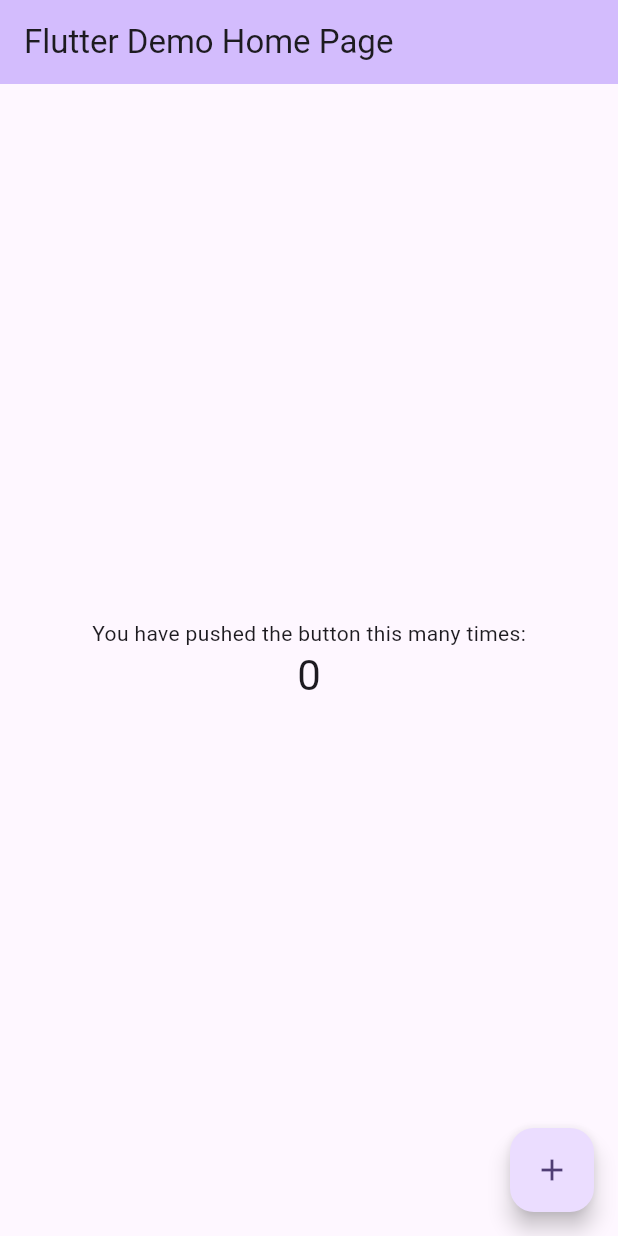
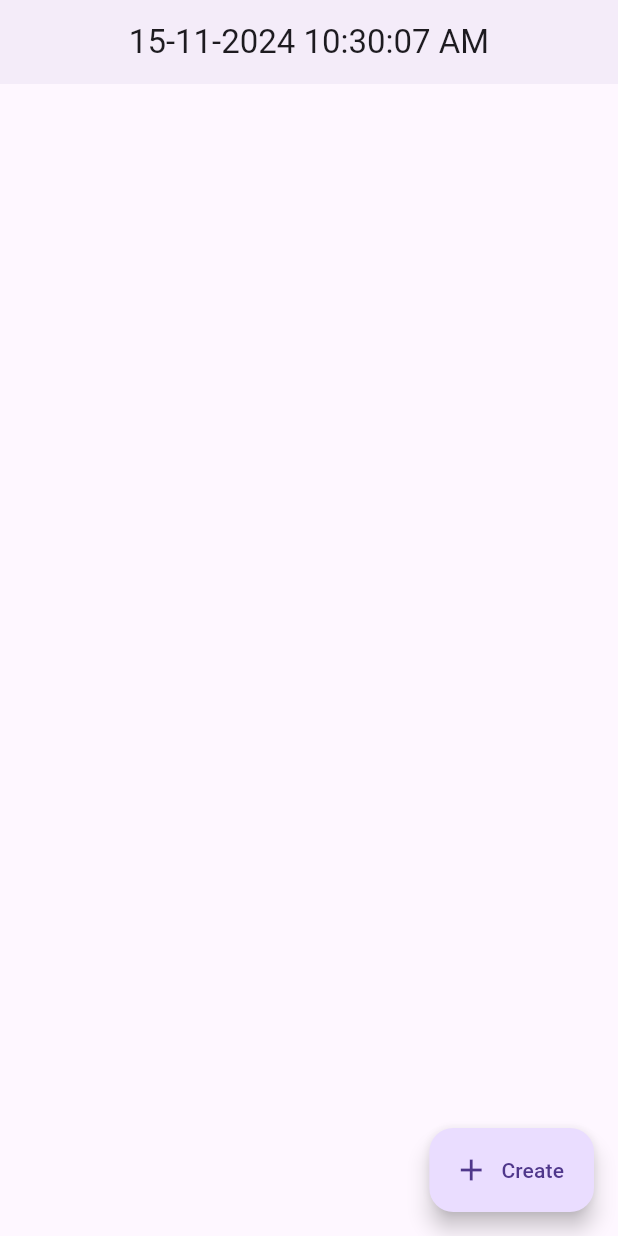
Before and after one commit to tulsi1729/alarm_app, a Flutter app: the screen it shows after launch, on a phone screen of 412 x 824 dp. Run offline on Flutter 3.47's test engine with Material 3 defaults, Android fonts, the light colour scheme and no system bars; our stand-ins replace flutter_local_notifications, shared_preferences, timezone.

Commit message:
Alarm set to alarm music, Edit alarm and Delete alarm functionality

```diff
--- a/lib/main.dart
+++ b/lib/main.dart
@@ -1,125 +1,26 @@
+import 'package:alarm_app/provider/provier.dart';
+import 'package:alarm_app/screen/home_screen.dart';
 import 'package:flutter/material.dart';
+import 'package:provider/provider.dart';
+import 'package:flutter_local_notifications/flutter_local_notifications.dart';
+import 'package:timezone/data/latest_all.dart' as tz;
 
-void main() {
-  runApp(const MyApp());
+FlutterLocalNotificationsPlugin flutterLocalNotificationsPlugin =
+    FlutterLocalNotificationsPlugin();
+
+void main() async {
+  WidgetsFlutterBinding.ensureInitialized();
+  tz.initializeTimeZones();
+  flutterLocalNotificationsPlugin
+      .resolvePlatformSpecificImplementation<
+          AndroidFlutterLocalNotificationsPlugin>()!
+      .requestNotificationsPermission();
+
+  runApp(ChangeNotifierProvider(
+    create: (contex) => AlarmProvider(),
+    child: const MaterialApp(
+      debugShowCheckedModeBanner: false,
+      home: HomeScreen(),
+    ),
+  ));
 }
-
-class MyApp extends StatelessWidget {
-  const MyApp({super.key});
-
-  // This widget is the root of your application.
-  @override
-  Widget build(BuildContext context) {
-    return MaterialApp(
-      title: 'Flutter Demo',
-      theme: ThemeData(
-        // This is the theme of your application.
-        //
-        // TRY THIS: Try running your application with "flutter run". You'll see
-        // the application has a purple toolbar. Then, without quitting the app,
-        // try changing the seedColor in the colorScheme below to Colors.green
-        // and then invoke "hot reload" (save your changes or press the "hot
-        // reload" button in a Flutter-supported IDE, or press "r" if you used
-        // the command line to start the app).
-        //
-        // Notice that the counter didn't reset back to zero; the application
-        // state is not lost during the reload. To reset the state, use hot
-        // restart instead.
-        //
-        // This works for code too, not just values: Most code changes can be
-        // tested with just a hot reload.
-        colorScheme: ColorScheme.fromSeed(seedColor: Colors.deepPurple),
-        useMaterial3: true,
-      ),
-      home: const MyHomePage(title: 'Flutter Demo Home Page'),
-    );
-  }
-}
-
-class MyHomePage extends StatefulWidget {
-  const MyHomePage({super.key, required this.title});
-
-  // This widget is the home page of your application. It is stateful, meaning
-  // that it has a State object (defined below) that contains fields that affect
-  // how it looks.
-
-  // This class is the configuration for the state. It holds the values (in this
-  // case the title) provided by the parent (in this case the App widget) and
-  // used by the build method of the State. Fields in a Widget subclass are
-  // always marked "final".
-
-  final String title;
-
-  @override
-  State<MyHomePage> createState() => _MyHomePageState();
-}
-
-class _MyHomePageState extends State<MyHomePage> {
-  int _counter = 0;
-
-  void _incrementCounter() {
-    setState(() {
-      // This call to setState tells the Flutter framework that something has
-      // changed in this State, which causes it to rerun the build method below
-      // so that the display can reflect the updated values. If we changed
-      // _counter without calling setState(), then the build method would not be
-      // called again, and so nothing would appear to happen.
-      _counter++;
-    });
-  }
-
-  @override
-  Widget build(BuildContext context) {
-    // This method is rerun every time setState is called, for instance as done
-    // by the _incrementCounter method above.
-    //
-    // The Flutter framework has been optimized to make rerunning build methods
-    // fast, so that you can just rebuild anything that needs updating rather
-    // than having to individually change instances of widgets.
-    return Scaffold(
-      appBar: AppBar(
-        // TRY THIS: Try changing the color here to a specific color (to
-        // Colors.amber, perhaps?) and trigger a hot reload to see the AppBar
-        // change color while the other colors stay the same.
-        backgroundColor: Theme.of(context).colorScheme.inversePrimary,
-        // Here we take the value from the MyHomePage object that was created by
-        // the App.build method, and use it to set our appbar title.
-        title: Text(widget.title),
-      ),
-      body: Center(
-        // Center is a layout widget. It takes a single child and positions it
-        // in the middle of the parent.
-        child: Column(
-          // Column is also a layout widget. It takes a list of children and
-          // arranges them vertically. By default, it sizes itself to fit its
-          // children horizontally, and tries to be as tall as its parent.
-          //
-          // Column has various properties to control how it sizes itself and
-          // how it positions its children. Here we use mainAxisAlignment to
-          // center the children vertically; the main axis here is the vertical
-          // axis because Columns are vertical (the cross axis would be
-          // horizontal).
-          //
-          // TRY THIS: Invoke "debug painting" (choose the "Toggle Debug Paint"
-          // action in the IDE, or press "p" in the console), to see the
-          // wireframe for each widget.
-          mainAxisAlignment: MainAxisAlignment.center,
-          children: <Widget>[
-            const Text(
-              'You have pushed the button this many times:',
-            ),
-            Text(
-              '$_counter',
-              style: Theme.of(context).textTheme.headlineMedium,
-            ),
-          ],
-        ),
-      ),
-      floatingActionButton: FloatingActionButton(
-        onPressed: _incrementCounter,
-        tooltip: 'Increment',
-        child: const Icon(Icons.add),
-      ), // This trailing comma makes auto-formatting nicer for build methods.
-    );
-  }
-}
--- /dev/null
+++ b/lib/model/alarm_model.dart
@@ -0,0 +1,25 @@
+import 'dart:convert';
+
+AlarmModel modelFromJson(String str) => AlarmModel.fromJson(json.decode(str));
+
+String modelToJson(AlarmModel data) => json.encode(data.toJson());
+
+class AlarmModel {
+  String label;
+  String dateTime;
+  int id;
+
+  AlarmModel({required this.label, required this.dateTime, required this.id});
+
+  factory AlarmModel.fromJson(Map<String, dynamic> json) => AlarmModel(
+        label: json["label"],
+        dateTime: json["dateTime"],
+        id: json["id"],
+      );
+
+  Map<String, dynamic> toJson() => {
+        "label": label,
+        "dateTime": dateTime,
+        "id": id,
+      };
+}
--- /dev/null
+++ b/lib/screen/alarms_list_widget.dart
@@ -0,0 +1,106 @@
+import 'package:alarm_app/model/alarm_model.dart';
+import 'package:alarm_app/provider/provier.dart';
+import 'package:alarm_app/screen/add_alarm.dart';
+import 'package:flutter/material.dart';
+import 'package:provider/provider.dart';
+
+class AlarmsListWidget extends StatefulWidget {
+  final bool isEditMode;
+
+  const AlarmsListWidget({
+    super.key,
+    this.isEditMode = false,
+  });
+
+  @override
+  State<AlarmsListWidget> createState() => _AlarmsListWidgetState();
+}
+
+class _AlarmsListWidgetState extends State<AlarmsListWidget> {
+  final TextEditingController controller = TextEditingController();
+
+  @override
+  Widget build(BuildContext context) {
+    return Consumer<AlarmProvider>(
+      builder: (context, alarmProvider, child) {
+        List<AlarmModel> alarms = alarmProvider.alarms;
+        return ListView.builder(
+          itemCount: alarms.length,
+          itemBuilder: (_, index) {
+            return AlarmListTileWidget(
+              alarmModel: alarms[index],
+            );
+          },
+        );
+      },
+    );
+  }
+}
+
+class AlarmListTileWidget extends StatelessWidget {
+  const AlarmListTileWidget({
+    super.key,
+    required this.alarmModel,
+  });
+  final AlarmModel alarmModel;
+
+  @override
+  Widget build(BuildContext context) {
+    return Padding(
+      padding: const EdgeInsets.all(8.0),
+      child: Card(
+        child: Padding(
+          padding: const EdgeInsets.all(8.0),
+          child: Column(
+            mainAxisSize: MainAxisSize.min,
+            mainAxisAlignment: MainAxisAlignment.center,
+            crossAxisAlignment: CrossAxisAlignment.start,
+            children: [
+              Row(
+                mainAxisAlignment: MainAxisAlignment.spaceBetween,
+                children: [
+                  Text(
+                    alarmModel.dateTime.toString(),
+                    style: const TextStyle(
+                      fontWeight: FontWeight.bold,
+                      fontSize: 16,
+                      color: Colors.black,
+                    ),
+                  ),
+                ],
+              ),
+              Text(alarmModel.label),
+              Row(
+                mainAxisAlignment: MainAxisAlignment.end,
+                children: [
+                  ElevatedButton(
+                    child: Icon(Icons.edit),
+                    onPressed: () {
+                      Navigator.of(context).push(
+                        MaterialPageRoute(
+                          builder: (context) => AddAlarm(
+                            isEditMode: true,
+                            preFilledModel: alarmModel,
+                          ),
+                        ),
+                      );
+                    },
+                  ),
+                  SizedBox(
+                    width: 20,
+                  ),
+                  ElevatedButton(
+                    child: Icon(Icons.delete),
+                    onPressed: () {
+                      context.read<AlarmProvider>().deleteAlarm(alarmModel.id);
+                    },
+                  ),
+                ],
+              ),
+            ],
+          ),
+        ),
+      ),
+    );
+  }
+}
--- /dev/null
+++ b/lib/screen/home_screen.dart
@@ -0,0 +1,58 @@
+import 'dart:async';
+
+import 'package:alarm_app/Screen/Add_Alarm.dart';
+import 'package:alarm_app/model/alarm_model.dart';
+import 'package:alarm_app/provider/provier.dart';
+import 'package:alarm_app/screen/alarms_list_widget.dart';
+import 'package:flutter/material.dart';
+import 'package:intl/intl.dart';
+import 'package:provider/provider.dart';
+
+class HomeScreen extends StatefulWidget {
+  const HomeScreen({super.key});
+
+  @override
+  State<HomeScreen> createState() => _HomeScreenState();
+}
+
+class _HomeScreenState extends State<HomeScreen> {
+  bool value = false;
+  AlarmModel? preFilledModel;
+
+  @override
+  void initState() {
+    super.initState();
+    context.read<AlarmProvider>().inituilize(context);
+    Timer.periodic(const Duration(seconds: 1), (timer) {
+      setState(() {});
+    });
+
+    context.read<AlarmProvider>().getData();
+  }
+
+  @override
+  Widget build(BuildContext context) {
+    return Scaffold(
+      appBar: AppBar(
+        elevation: 2,
+        centerTitle: true,
+        title: Text(DateFormat('dd-MM-yyyy hh:mm:ss a').format(DateTime.now())),
+      ),
+      body: AlarmsListWidget(),
+      floatingActionButton: FloatingActionButton.extended(
+        onPressed: () {
+          Navigator.push(
+            context,
+            MaterialPageRoute(
+              builder: (context) => AddAlarm(
+                preFilledModel: preFilledModel,
+              ),
+            ),
+          );
+        },
+        label: Text("Create"),
+        icon: Icon(Icons.add),
+      ),
+    );
+  }
+}
```
Also changed, not shown: lib/provider/provier.dart (added, +155 -0 lines), lib/screen/add_alarm.dart (added, +130 -0 lines), pubspec.yaml (+9 -4 lines), pubspec.lock, 9 other files.
